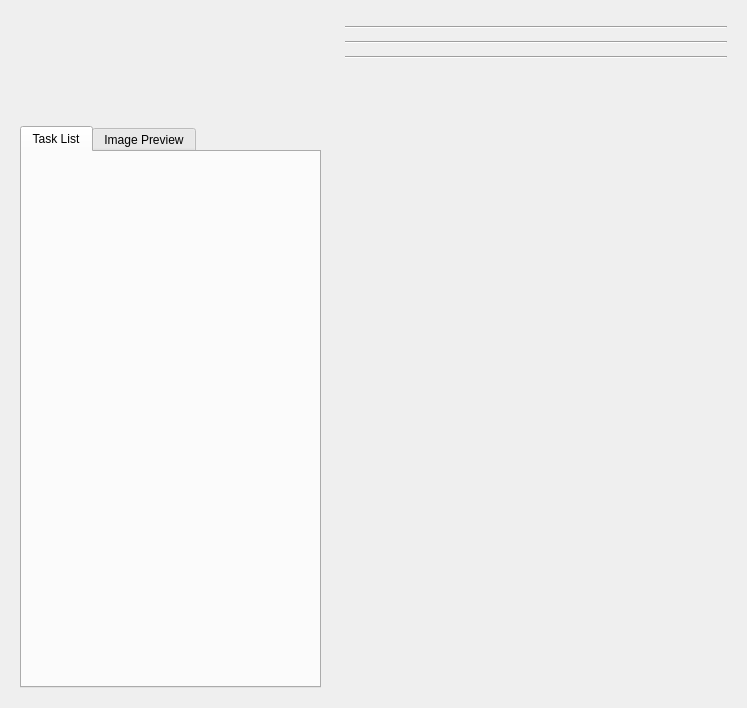
Before: the Qt Designer form snowgui/snowgui/task/taskwindow.ui in AndreasFMueller/AstroPhotography, drawn with Qt 5.
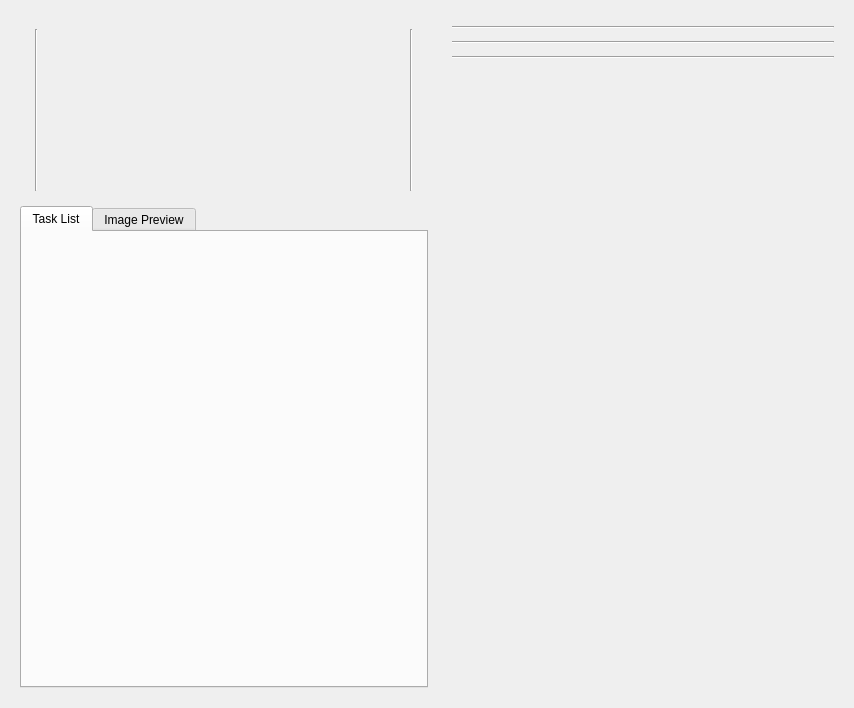
After: the same form once the commit is applied. Custom widgets are drawn as their Qt base class.

The edit to the form file:
```diff
--- a/snowgui/snowgui/task/taskwindow.ui
+++ b/snowgui/snowgui/task/taskwindow.ui
@@ -28,13 +28,43 @@
         <property name="minimumSize">
          <size>
           <width>0</width>
-          <height>100</height>
+          <height>180</height>
+         </size>
+        </property>
+        <property name="maximumSize">
+         <size>
+          <width>16777215</width>
+          <height>180</height>
          </size>
         </property>
         <layout class="QHBoxLayout" name="horizontalLayout_2">
          <item>
           <widget class="snowgui::taskstatuswidget" name="taskstatusWidget" native="true"/>
          </item>
+         <item>
+          <widget class="Line" name="line_3">
+           <property name="orientation">
+            <enum>Qt::Vertical</enum>
+           </property>
+          </widget>
+         </item>
+         <item>
+          <widget class="snowgui::taskmonitorwidget" name="taskmonitorWidget" native="true">
+           <property name="minimumSize">
+            <size>
+             <width>360</width>
+             <height>0</height>
+            </size>
+           </property>
+          </widget>
+         </item>
+         <item>
+          <widget class="Line" name="line_2">
+           <property name="orientation">
+            <enum>Qt::Vertical</enum>
+           </property>
+          </widget>
+         </item>
          <item>
           <widget class="snowgui::tasksubmissionwidget" name="tasksubmissionWidget" native="true"/>
          </item>
@@ -175,6 +205,12 @@
    <header>tasksubmissionwidget.h</header>
    <container>1</container>
   </customwidget>
+  <customwidget>
+   <class>snowgui::taskmonitorwidget</class>
+   <extends>QWidget</extends>
+   <header>taskmonitorwidget.h</header>
+   <container>1</container>
+  </customwidget>
  </customwidgets>
  <resources/>
  <connections/>
```
